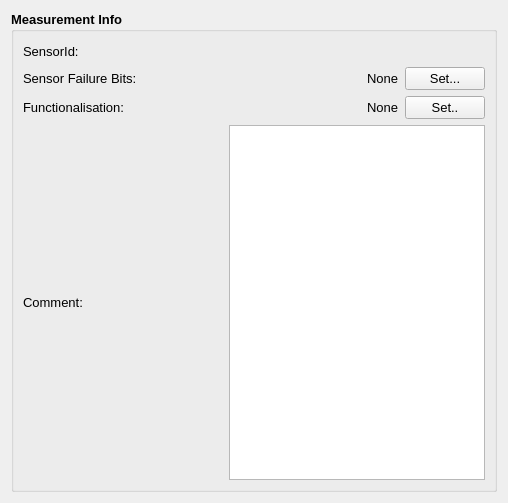
Before: the Qt Designer form app/widgets/infowidget.ui in Tilagiho/eNoseAnnotator, drawn with Qt 5.
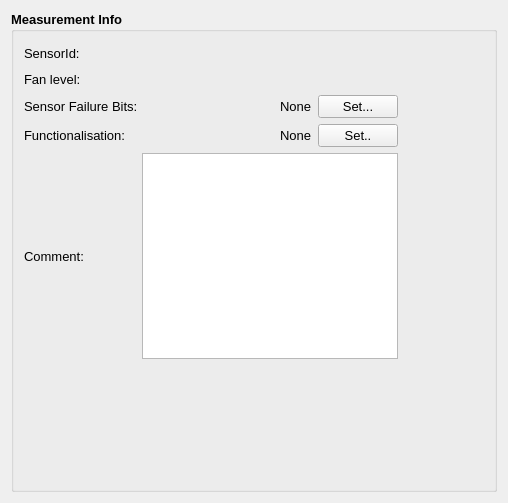
After: the same form once the commit is applied.

Commit message: Added support for fanLevel info from data source

```diff
--- a/app/widgets/infowidget.ui
+++ b/app/widgets/infowidget.ui
@@ -37,9 +37,16 @@
      <property name="title">
       <string>Measurement Info</string>
      </property>
-     <layout class="QGridLayout" name="gridLayout_2">
-      <item row="0" column="0">
-       <layout class="QVBoxLayout" name="verticalLayout_2">
+     <widget class="QWidget" name="">
+      <property name="geometry">
+       <rect>
+        <x>13</x>
+        <y>32</y>
+        <width>374</width>
+        <height>316</height>
+       </rect>
+      </property>
+      <layout class="QVBoxLayout" name="verticalLayout">
         <item>
          <layout class="QHBoxLayout" name="horizontalLayout_2">
           <item>
@@ -98,6 +105,64 @@
           </item>
          </layout>
         </item>
+       <item>
+        <layout class="QHBoxLayout" name="horizontalLayout_6">
+         <item>
+          <widget class="QLabel" name="fanLevelLabel">
+           <property name="font">
+            <font>
+             <pointsize>10</pointsize>
+             <weight>50</weight>
+             <bold>false</bold>
+            </font>
+           </property>
+           <property name="text">
+            <string>Fan level:</string>
+           </property>
+          </widget>
+         </item>
+         <item>
+          <spacer name="fanLevelSpacer">
+           <property name="font">
+            <font>
+             <pointsize>10</pointsize>
+             <weight>75</weight>
+             <bold>true</bold>
+            </font>
+           </property>
+           <property name="orientation">
+            <enum>Qt::Horizontal</enum>
+           </property>
+           <property name="sizeHint" stdset="0">
+            <size>
+             <width>40</width>
+             <height>20</height>
+            </size>
+           </property>
+          </spacer>
+         </item>
+         <item>
+          <widget class="QLabel" name="fanLevelText">
+           <property name="sizePolicy">
+            <sizepolicy hsizetype="Maximum" vsizetype="Maximum">
+             <horstretch>0</horstretch>
+             <verstretch>0</verstretch>
+            </sizepolicy>
+           </property>
+           <property name="font">
+            <font>
+             <pointsize>10</pointsize>
+             <weight>50</weight>
+             <bold>false</bold>
+            </font>
+           </property>
+           <property name="text">
+            <string/>
+           </property>
+          </widget>
+         </item>
+        </layout>
+       </item>
         <item>
          <layout class="QHBoxLayout" name="horizontalLayout_3">
           <item>
@@ -281,8 +346,7 @@
          </layout>
         </item>
        </layout>
-      </item>
-     </layout>
+     </widget>
     </widget>
    </item>
   </layout>
```
Lines whose indentation alone changed are shown as unchanged. The commit also changes 7 other files.
